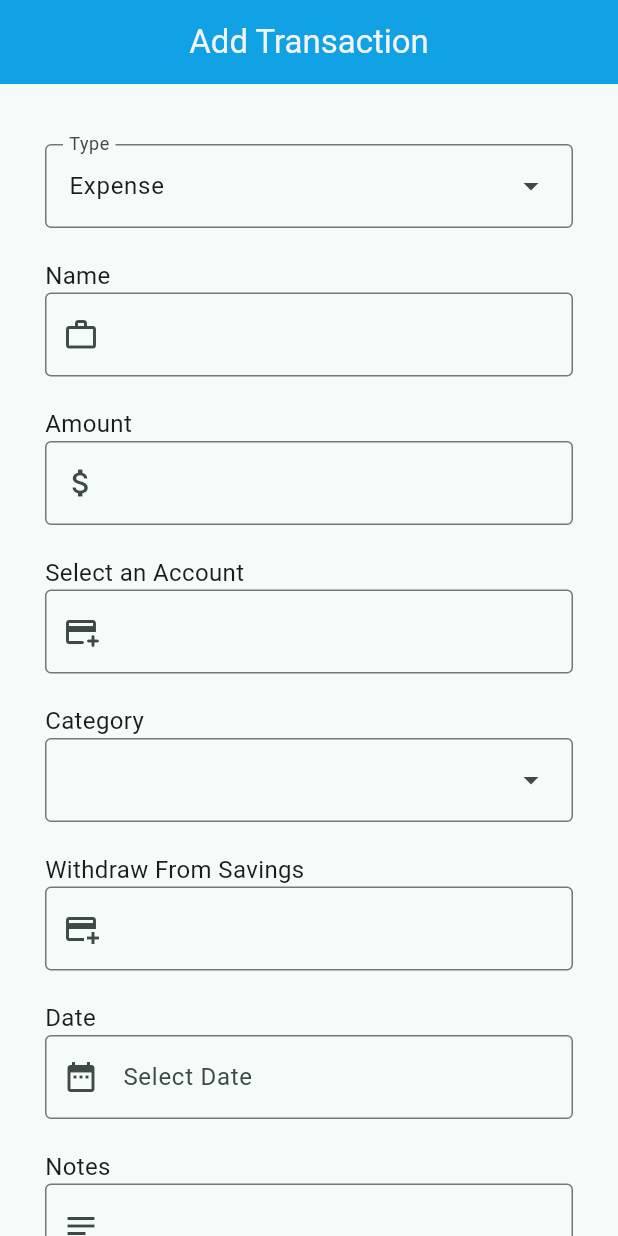
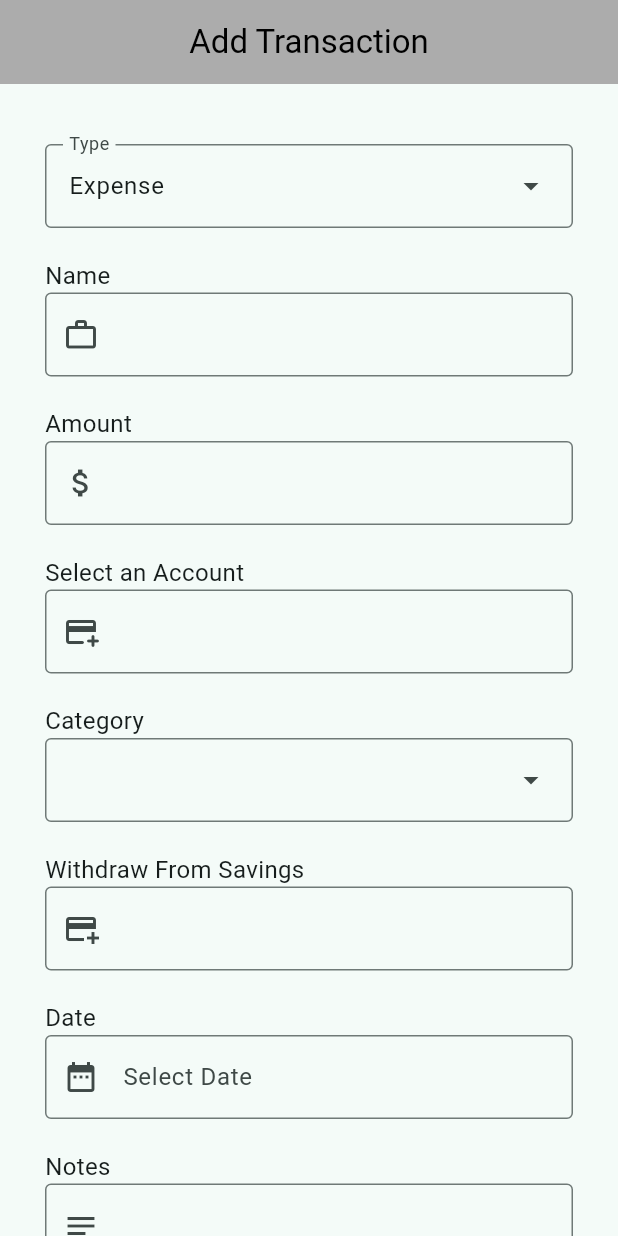
Before and after one commit to Atolul/Dream_Team---Expense-Tracker-App, a Flutter app: the AddTransactionPage screen opened directly, on a phone screen of 412 x 824 dp. Run offline on Flutter 3.47's test engine with Material 3 defaults, Android fonts, the phone set to English and light mode, and no system bars; our stand-ins replace cloud_firestore, firebase_auth, firebase_core; accounts and stored records are empty.

Commit message:
Add "Create" button

```diff
--- a/expense_app/lib/screens/add_transaction_page.dart
+++ b/expense_app/lib/screens/add_transaction_page.dart
@@ -15,6 +15,7 @@ class _AddTransactionPageState extends State<AddTransactionPage> {
   String _transactionType = "Expense";
   DateTime? selectedDate;
 
+// DATE PICKER
   Future<void> pickDate() async{
                   final date = await showDatePicker(
                     context: context,
@@ -36,10 +37,11 @@ class _AddTransactionPageState extends State<AddTransactionPage> {
         appBar: AppBar(
           title: Text("Add Transaction"),
           centerTitle: true,
-          backgroundColor: const Color.fromARGB(255, 17, 162, 230),
-          foregroundColor: const Color.fromARGB(255, 243, 243, 243),
+          backgroundColor: const Color.fromARGB(255, 172, 172, 172),
+          foregroundColor: const Color.fromARGB(255, 0, 0, 0),
         ),
-        body: Padding(padding: EdgeInsets.fromLTRB(30, 40, 30, 0),
+        body: SingleChildScrollView(
+          padding: EdgeInsets.fromLTRB(30, 40, 30, 0),
               child: Column(
                 crossAxisAlignment: CrossAxisAlignment.stretch,
                 children: [
@@ -150,7 +152,29 @@ class _AddTransactionPageState extends State<AddTransactionPage> {
                         prefixIcon: Icon(Icons.notes),
                       ),
                     ),
-                SizedBox(height: 20),
+                    SizedBox(height: 50),
+
+                    SizedBox(
+                      height: 50,
+                      child: ElevatedButton(
+                        style: ElevatedButton.styleFrom(
+                          backgroundColor: const Color.fromARGB(255, 243, 243, 243),
+                          foregroundColor: Colors.black,
+                          shape: RoundedRectangleBorder(
+                            borderRadius: BorderRadius.zero,
+                            side: BorderSide(
+                              width: 1,
+                              color: Colors.black,
+                            )
+                          )
+                        ),
+                        onPressed: (){
+
+                        },
+                        child: Text("Add Transaction")),
+                        ),
+
+                        SizedBox(height: 200),
                     ]
 
 // INCOME TYPE - FORMAT ---------------------------------------------------------------
@@ -232,7 +256,29 @@ class _AddTransactionPageState extends State<AddTransactionPage> {
                         prefixIcon: Icon(Icons.notes),
                       ),
                     ),
-                SizedBox(height: 20),
+                    SizedBox(height: 50),
+
+                    SizedBox(
+                      height: 50,
+                      child: ElevatedButton(
+                        style: ElevatedButton.styleFrom(
+                          backgroundColor: const Color.fromARGB(255, 243, 243, 243),
+                          foregroundColor: Colors.black,
+                          shape: RoundedRectangleBorder(
+                            borderRadius: BorderRadius.zero,
+                            side: BorderSide(
+                              width: 1,
+                              color: Colors.black,
+                            )
+                          )
+                        ),
+                        onPressed: (){
+
+                        },
+                        child: Text("Add Transaction")),
+                        ),
+
+                        SizedBox(height: 200),
                     ]
 // TRANSFER TYPE - FORMAT ---------------------------------------------------------------
                   else ...[
@@ -265,9 +311,29 @@ class _AddTransactionPageState extends State<AddTransactionPage> {
                         prefixIcon: Icon(Icons.notes),
                       ),
                     ),
-                SizedBox(height: 20),
+                    SizedBox(height: 50),
+
+                    SizedBox(
+                      height: 50,
+                      child: ElevatedButton(
+                        style: ElevatedButton.styleFrom(
+                          backgroundColor: const Color.fromARGB(255, 243, 243, 243),
+                          foregroundColor: Colors.black,
+                          shape: RoundedRectangleBorder(
+                            borderRadius: BorderRadius.zero,
+                            side: BorderSide(
+                              width: 1,
+                              color: Colors.black,
+                            )
+                          )
+                        ),
+                        onPressed: (){
+
+                        },
+                        child: Text("Add Transaction")),
+                        ),
                     ]
-
+// ----------------------------------------------------------------------------
                 ],
             ),
         ),
```
Lines whose indentation alone changed are shown as unchanged.
